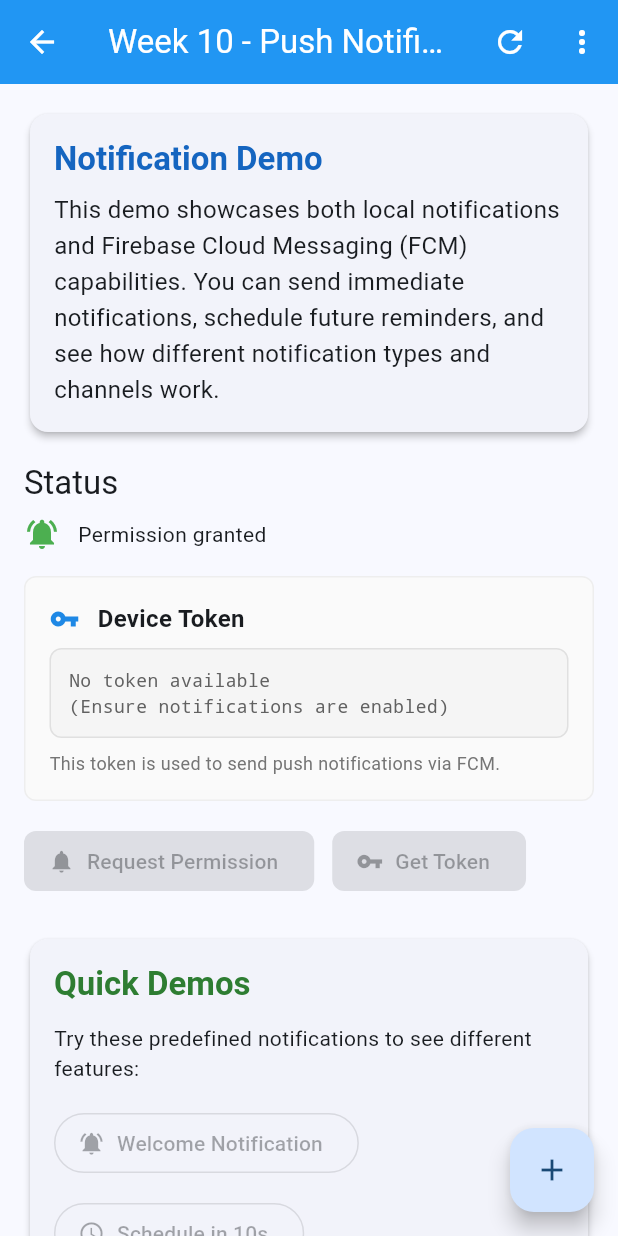
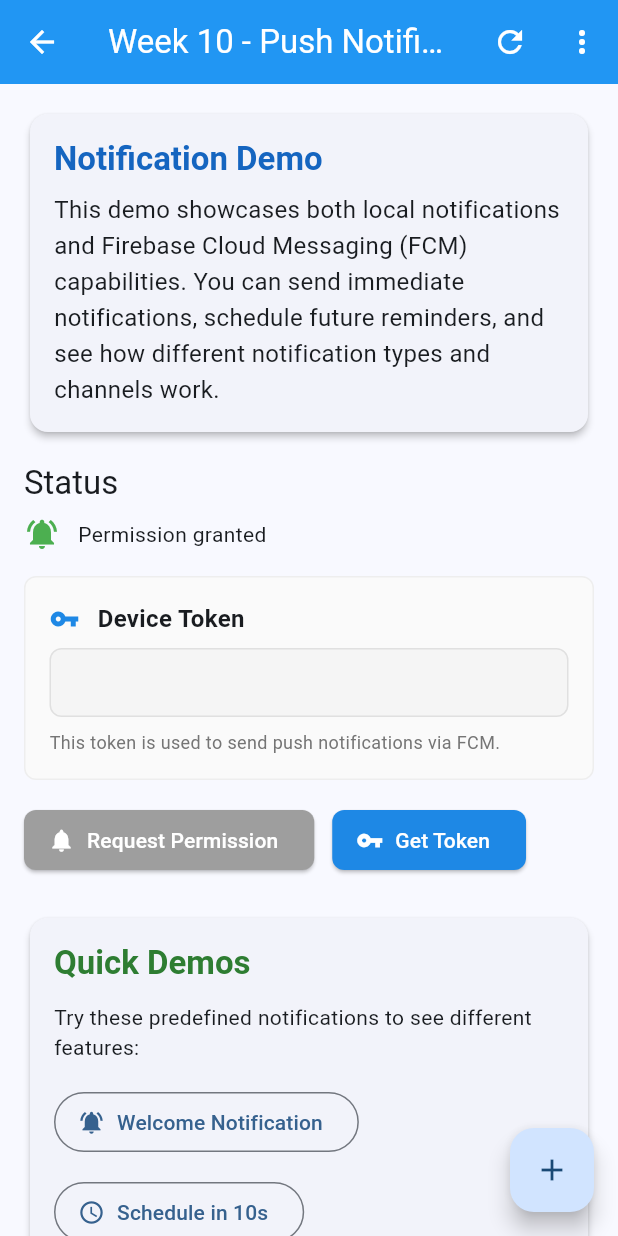
Before and after one commit to masrurimz/luar_sekolah_lms, a Flutter app: the NotificationDemoPage screen opened by its route, on a phone screen of 412 x 824 dp. Run offline on Flutter 3.47's test engine with Material 3 defaults, Android fonts, the phone set to English and light mode, and no system bars; our stand-ins replace cloud_firestore, dio, firebase_auth, firebase_core, firebase_messaging, flutter_local_notifications and 3 more; accounts and stored records are empty; generated files the repository leaves out were written again.

Commit message:
fix: resolve notification demo page UI reactivity issues
Fixed UI reactivity problems in notification demo page by wrapping reactive
sections in Obx() widgets:

- Device Token Section: Now displays token in UI when retrieved
- Quick Actions buttons (Request Permission, Get Token): Properly update
  disabled state and permission-based styling
- Demo Notifications buttons: Properly disable during loading states
- Send Custom Notification button: Reflects loading state correctly
- FloatingActionButton: Respects loading state

Ensures real-time UI updates when reactive controller properties change.

```diff
--- a/lib/week10/presentation/pages/notification_demo_page.dart
+++ b/lib/week10/presentation/pages/notification_demo_page.dart
@@ -156,7 +156,8 @@ class NotificationDemoPage extends GetView<NotificationController> {
             const SizedBox(height: 16),
 
             // Device Token Section
-            Container(
+            Obx(
+              () => Container(
                 padding: const EdgeInsets.all(16),
                 decoration: BoxDecoration(
                   color: Colors.grey[50],
@@ -213,10 +214,12 @@ class NotificationDemoPage extends GetView<NotificationController> {
                   ],
                 ),
               ),
+            ),
             const SizedBox(height: 16),
 
             // Quick Actions
-            Wrap(
+            Obx(
+              () => Wrap(
                 spacing: 12,
                 runSpacing: 12,
                 children: [
@@ -248,6 +251,7 @@ class NotificationDemoPage extends GetView<NotificationController> {
                   ),
                 ],
               ),
+            ),
             const SizedBox(height: 24),
 
             // Demo Notifications Section
@@ -271,7 +275,8 @@ class NotificationDemoPage extends GetView<NotificationController> {
                       style: TextStyle(fontSize: 14),
                     ),
                     const SizedBox(height: 16),
-                    Wrap(
+                    Obx(
+                      () => Wrap(
                         spacing: 12,
                         runSpacing: 12,
                         children: [
@@ -310,6 +315,7 @@ class NotificationDemoPage extends GetView<NotificationController> {
                           ),
                         ],
                       ),
+                    ),
                   ],
                 ),
               ),
@@ -317,7 +323,8 @@ class NotificationDemoPage extends GetView<NotificationController> {
             const SizedBox(height: 24),
 
             // Notification Form
-            ElevatedButton.icon(
+            Obx(
+              () => ElevatedButton.icon(
                 onPressed: controller.isLoading.value
                     ? null
                     : () => _showNotificationForm(context),
@@ -326,6 +333,7 @@ class NotificationDemoPage extends GetView<NotificationController> {
                 style: ElevatedButton.styleFrom(
                   backgroundColor: Colors.green[600],
                   foregroundColor: Colors.white,
+                ),
               ),
             ),
             const SizedBox(height: 24),
@@ -474,10 +482,14 @@ class NotificationDemoPage extends GetView<NotificationController> {
           ],
         ),
       ),
-      floatingActionButton: FloatingActionButton(
-        onPressed: () => _showNotificationForm(context),
+      floatingActionButton: Obx(
+        () => FloatingActionButton(
+          onPressed: controller.isLoading.value
+              ? null
+              : () => _showNotificationForm(context),
           child: const Icon(Icons.add),
           tooltip: 'Send Notification',
+        ),
       ),
     );
   }
```
Lines whose indentation alone changed are shown as unchanged.
